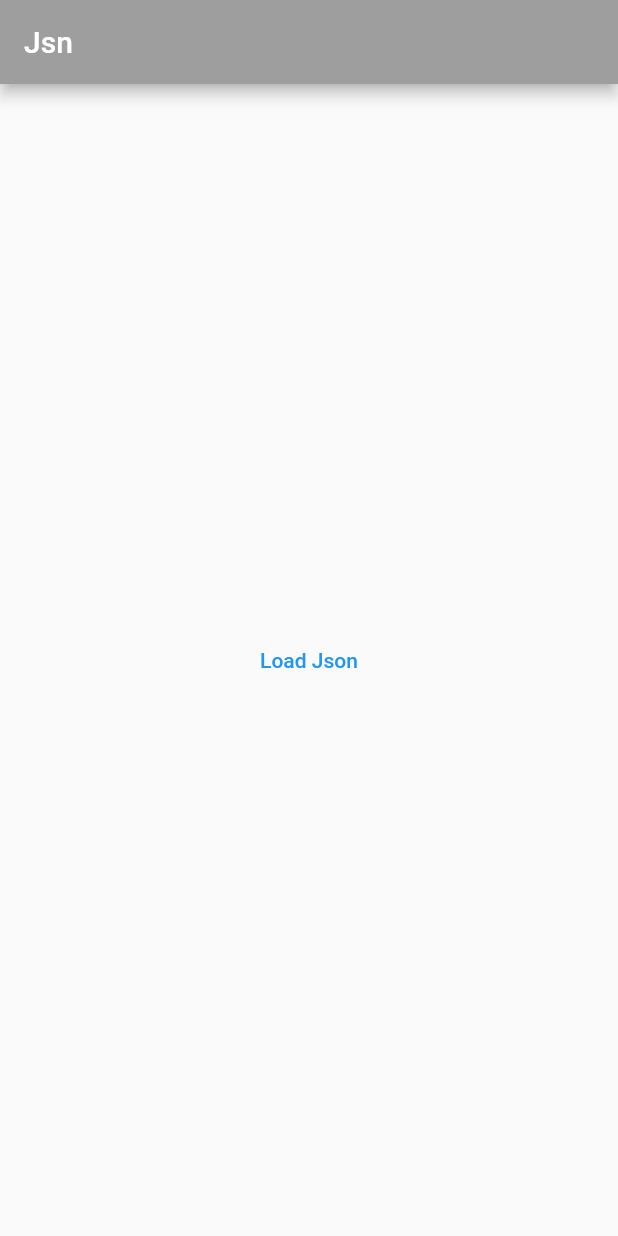
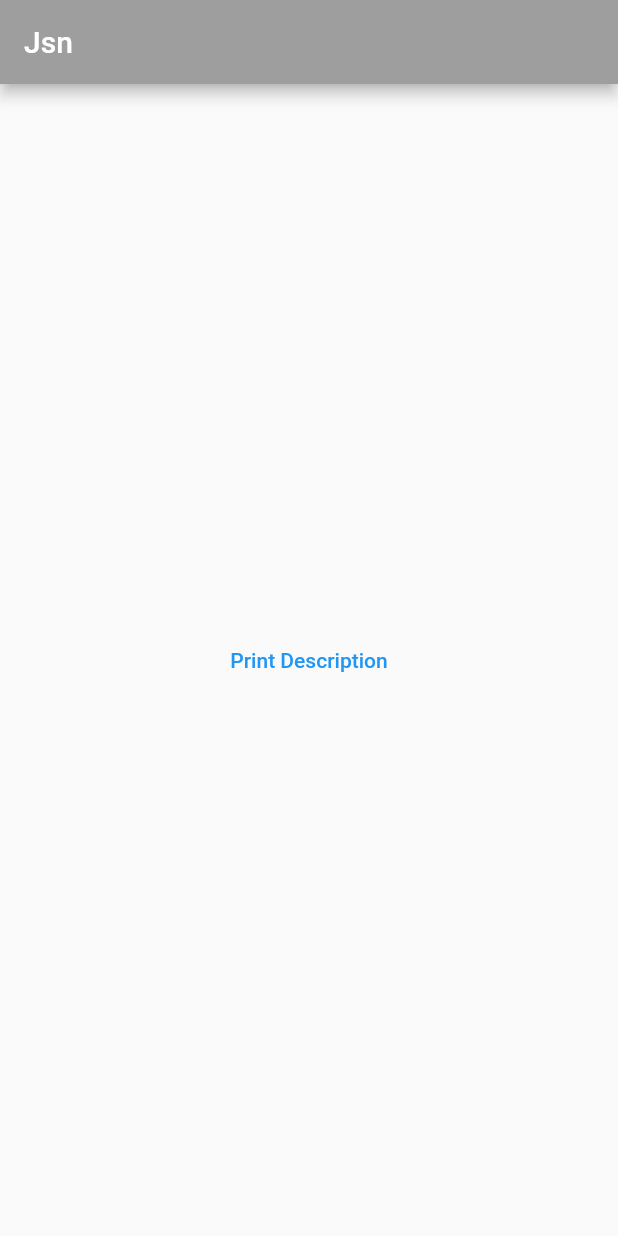
Before and after one commit to flutter-preview/Erimsaholut-flutter_json_deneme, a Flutter app: the screen it shows after launch, on a phone screen of 412 x 824 dp. Run offline on Flutter 3.47's test engine with Material 2 defaults, Android fonts, the phone set to English and light mode, and no system bars.

Commit message:
Added Simple Interface and Json File

```diff
--- a/lib/main.dart
+++ b/lib/main.dart
@@ -1,4 +1,6 @@
 import 'package:flutter/material.dart';
+import 'dart:convert' show json;
+import 'package:flutter/services.dart' show rootBundle;
 
 void main() {
   runApp(const MyApp());
@@ -27,6 +29,29 @@ class MyHomePage extends StatefulWidget {
 }
 
 class _MyHomePageState extends State<MyHomePage> {
+  List<dynamic> items = [];
+
+  Future<void> loadJson() async {
+    String jsonData = await rootBundle.loadString('assets/sample.json');
+    Map<String, dynamic> data = json.decode(jsonData);
+    items = data['items'];
+  }
+
+  void printItemDescription(String id) {
+    dynamic item = items.firstWhere((item) => item['id'] == id, orElse: () => null);
+    if (item != null) {
+      String description = item['description'];
+      print(description);
+    }
+  }
+
+  @override
+  void initState() {
+    super.initState();
+    loadJson().then((_) {
+      printItemDescription('p2');
+    });
+  }
   @override
   Widget build(BuildContext context) {
     return Scaffold(
@@ -38,8 +63,12 @@ class _MyHomePageState extends State<MyHomePage> {
         child: Column(
           mainAxisAlignment: MainAxisAlignment.center,
           children: <Widget>[
-            TextButton(onPressed: (){}, child: const Text("Load Json"))
-
+            TextButton(
+              onPressed: () {
+                printItemDescription('p2');
+              },
+              child: const Text("Print Description"),
+            ),
           ],
         ),
       ),
--- a/pubspec.yaml
+++ b/pubspec.yaml
@@ -21,10 +21,7 @@ dev_dependencies:
 
 flutter:
   uses-material-design: true
-
   assets:
-     - images/a_dot_burr.jpeg
-     - images/a_dot_ham.jpeg
      - assets/sample.json
 
   # fonts:
```
